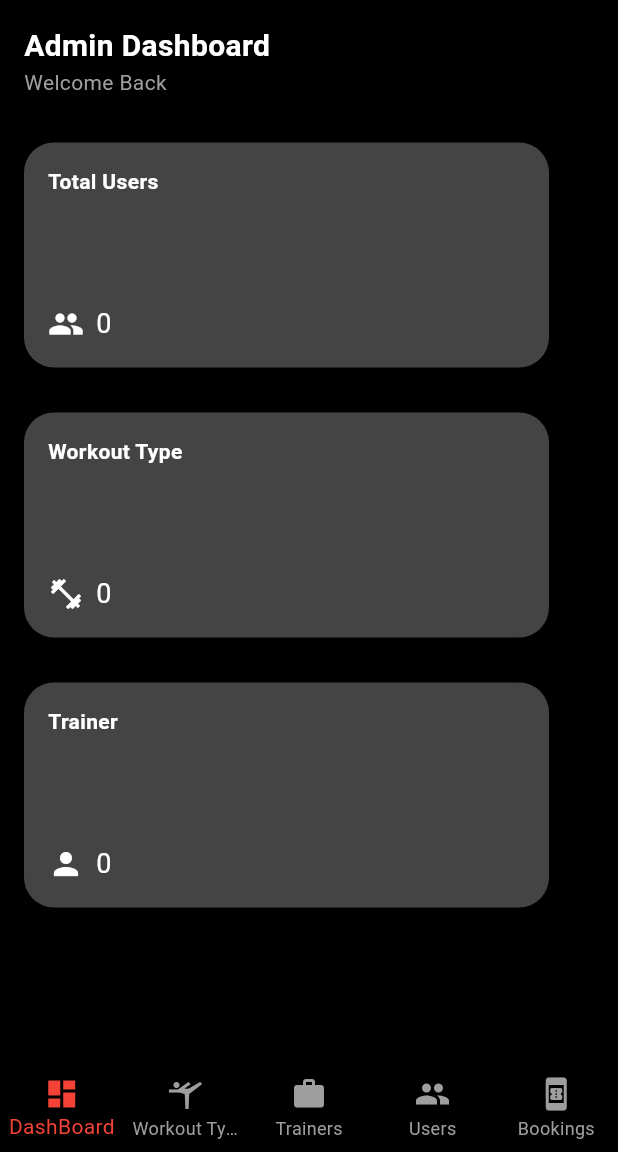
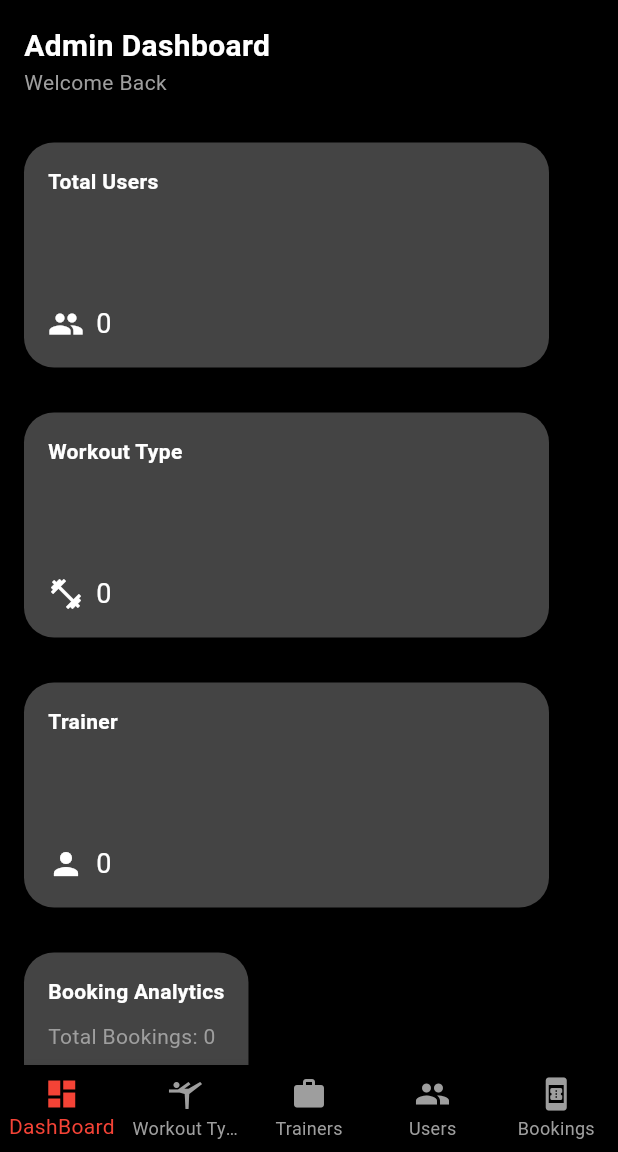
Before and after one commit to leealvin676/lockinApp, a Flutter app: the AdminDashBoard screen opened directly, on a phone screen of 412 x 824 dp, the part 84-1236 px from its top. Run offline on Flutter 3.47's test engine with Material 3 defaults, Android fonts, the phone set to English and light mode, and no system bars; our stand-ins replace fl_chart, shared_preferences, sqflite, supabase_flutter; accounts and stored records are empty.

Commit message:
modify alot

```diff
--- a/lib/main.dart
+++ b/lib/main.dart
@@ -12,7 +12,7 @@ import 'package:lockinapp/screen/home/workout_session_screen.dart';
 import 'package:supabase_flutter/supabase_flutter.dart';
 import 'package:lockinapp/screen/trainer_screen/trainer_login.dart';
 
-import 'package:lockinapp/screen/admin/admin_dashboard.dart';
+
 
 void main() async {
   WidgetsFlutterBinding.ensureInitialized();
--- a/lib/screen/admin/admin_dashboard.dart
+++ b/lib/screen/admin/admin_dashboard.dart
@@ -4,6 +4,7 @@ import 'package:lockinapp/screen/admin/trainer/trainer_page.dart';
 import 'package:lockinapp/screen/admin/user/users_page.dart';
 import 'package:supabase_flutter/supabase_flutter.dart';
 import 'package:lockinapp/screen/admin/trainer/booking_page.dart';
+import 'package:fl_chart/fl_chart.dart';
 
 class AdminDashBoard extends StatefulWidget {
   const AdminDashBoard({super.key});
@@ -14,6 +15,8 @@ class AdminDashBoard extends StatefulWidget {
 
 class _AdminDashBoardState extends State<AdminDashBoard> {
   int _currentIndex = 0;
+  int totalBookings = 0;
+  Map<String, int> workoutStats = {};
 
   @override
   Widget build(BuildContext context) {
@@ -77,6 +80,7 @@ class _AdminDashBoardState extends State<AdminDashBoard> {
         Supabase.instance.client.from('profiles').select(),
         Supabase.instance.client.from('workouts').select(),
         Supabase.instance.client.from('trainers').select(),
+        Supabase.instance.client.from('bookings').select(), // ✅ ADD BACK
       ]),
       builder: (context, snapshot) {
 
@@ -94,11 +98,23 @@ class _AdminDashBoardState extends State<AdminDashBoard> {
           totalUsers = (data[0] as List).length;
           totalWorkouts = (data[1] as List).length;
           totalTrainers = (data[2] as List).length;
+
+          final bookings = data[3] as List;
+          totalBookings = bookings.length;
+
+          Map<String, int> tempStats = {};
+          for (var b in bookings) {
+            final goal = (b['goal'] ?? "unknown").toString();
+            tempStats[goal] = (tempStats[goal] ?? 0) + 1;
+          }
+
+          workoutStats = tempStats;
         }
 
-        return Padding(
-          padding: const EdgeInsets.all(16),
-          child: Column(
+        return SingleChildScrollView(
+            child: Padding(
+              padding: const EdgeInsets.all(16),
+              child: Column(
             crossAxisAlignment: CrossAxisAlignment.start,
             children: [
               const Text(
@@ -221,10 +237,97 @@ class _AdminDashBoardState extends State<AdminDashBoard> {
                   ],
                 ),
               ),
+
+              const SizedBox(height: 30),
+
+              Container(
+                padding: const EdgeInsets.all(16),
+                decoration: BoxDecoration(
+                  color: const Color(0xFF444444),
+                  borderRadius: BorderRadius.circular(20),
+                ),
+                child: Column(
+                  crossAxisAlignment: CrossAxisAlignment.start,
+                  children: [
+
+                    const Text(
+                      'Booking Analytics',
+                      style: TextStyle(
+                        color: Colors.white,
+                        fontWeight: FontWeight.bold,
+                      ),
+                    ),
+
+                    const SizedBox(height: 10),
+
+                    Text(
+                      'Total Bookings: $totalBookings',
+                      style: const TextStyle(color: Colors.grey),
+                    ),
+
+                    const SizedBox(height: 10),
+
+                    buildChart(), // 🔥 THIS IS YOUR CHART
+                  ],
+                ),
+              ),
             ],
           ),
+        ),
         );
       },
+    );
+  }
+
+  Widget buildChart() {
+    if (workoutStats.isEmpty) {
+      return const Text(
+        "No data",
+        style: TextStyle(color: Colors.white),
+      );
+    }
+
+    final keys = workoutStats.keys.toList();
+
+    return SizedBox(
+      height: 200,
+      child: BarChart(
+        BarChartData(
+          borderData: FlBorderData(show: false),
+          titlesData: FlTitlesData(
+            leftTitles: AxisTitles(
+              sideTitles: SideTitles(showTitles: true),
+            ),
+            bottomTitles: AxisTitles(
+              sideTitles: SideTitles(
+                showTitles: true,
+                getTitlesWidget: (value, meta) {
+                  int index = value.toInt();
+                  if (index >= keys.length) return const SizedBox();
+
+                  return Text(
+                    keys[index],
+                    style: const TextStyle(
+                        color: Colors.white, fontSize: 10),
+                  );
+                },
+              ),
+            ),
+          ),
+          barGroups: List.generate(keys.length, (i) {
+            return BarChartGroupData(
+              x: i,
+              barRods: [
+                BarChartRodData(
+                  toY: workoutStats[keys[i]]!.toDouble(),
+                  width: 14,
+                  color: Colors.red,
+                )
+              ],
+            );
+          }),
+        ),
+      ),
     );
   }
 
```
Also changed, not shown: lib/screen/admin/trainer/booking_page.dart (+37 -3 lines).
